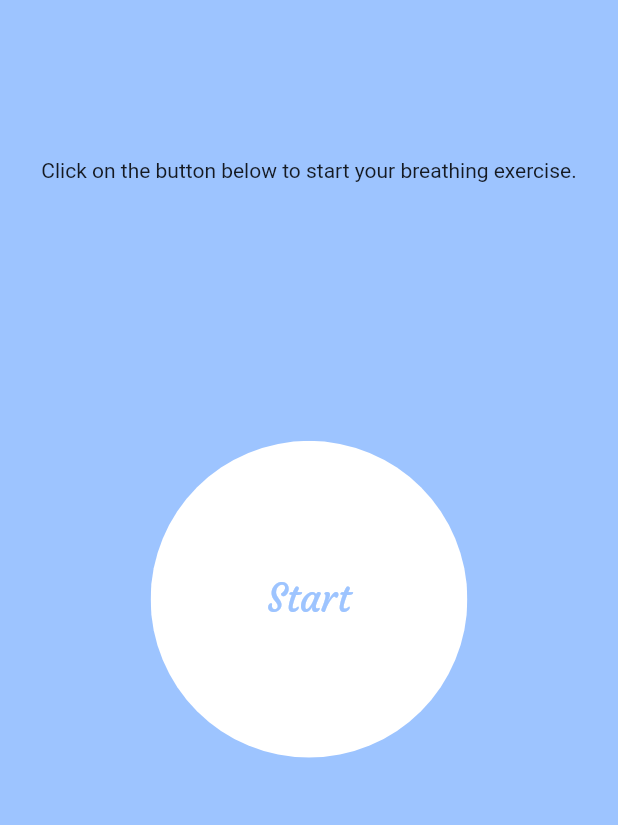
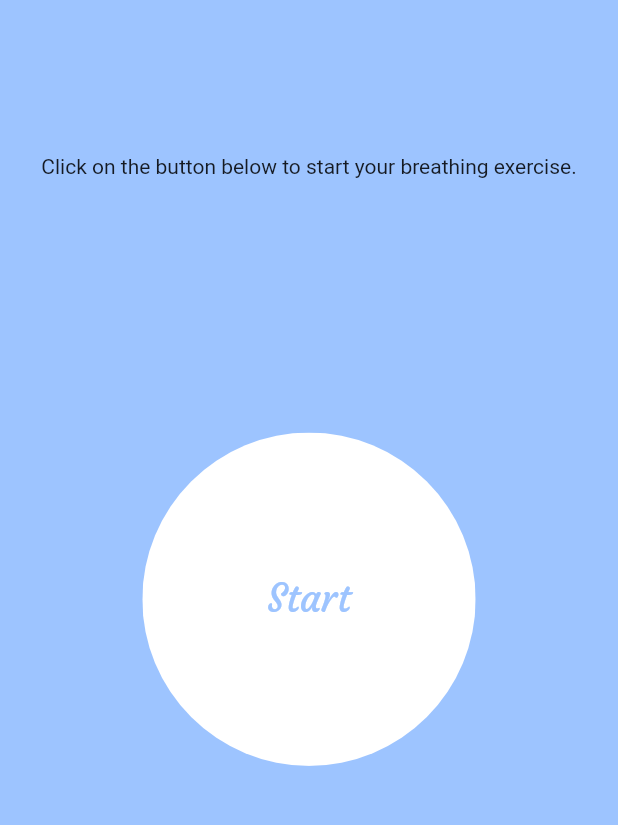
Before and after one commit to Cynnexis/tide, a Flutter app: the BreathingExercisePage screen opened by its route, after a tap on the "arrow back" icon, on a phone screen of 412 x 824 dp, the part 72-897 px from its top. Run offline on Flutter 3.47's test engine with Material 2 defaults, Android fonts, the phone set to English and light mode, and no system bars; our stand-ins replace args, flutter_settings_screens, shared_preferences, synchronized, universal_io, yaml; accounts and stored records are empty; generated files the repository leaves out were written again.

Commit message:
:sparkles: Enable fullscreen in mobile device
:lipstick: Better transition between pages.
* :bug: :whale: Fix Docker image to accept the configuration file.
* :green_heart: Remove useless env var in CI/CD workflow.
* :bulb: Replace shortcode emoji to actual emoji in documentation using [expand-emoji](https://github.com/Cynnexis/expand-emoji/).
* :bug: Fixed bug in Dockerfile with unbound shell variables.
* :lipstick: Better navigation on :iphone: mobile devices and :globe_with_meridians: web app.
* :bug: Fixed start button overflow: The size animation would sometimes be bigger than the available space. The fixed values have been replaced by computation that takes the available space as parameters.

```diff
--- a/lib/page/breathing_exercise_page.dart
+++ b/lib/page/breathing_exercise_page.dart
@@ -3,6 +3,7 @@ import 'dart:developer' as dev;
 
 import 'package:flutter/foundation.dart';
 import 'package:flutter/material.dart';
+import 'package:flutter/services.dart';
 import 'package:flutter_gen/gen_l10n/tide_localizations.dart';
 import 'package:logging/logging.dart';
 import 'package:quiver/async.dart';
@@ -10,19 +11,24 @@ import 'package:tide/theme.dart';
 import 'package:tide/widget/app_bar.dart';
 import 'package:tide/widget/breathing_bubble.dart';
 import 'package:tide/widget/timer_form.dart';
+import 'package:universal_io/io.dart' as io;
 
 /// Page that contains the breathing exercise.
 class BreathingExercisePage extends StatefulWidget {
   static const String routeName = "/breathing-exercise";
-  static const Duration transitionDuration = Duration(seconds: 2);
+  static const Duration transitionDuration = Duration(seconds: 1);
 
-  static Widget transitionsBuilder(BuildContext context,
-      Animation<double> anim1, Animation<double> anim2, Widget child) {
+  static Widget transitionsBuilder(
+    BuildContext context,
+    Animation<double> anim1,
+    Animation<double> anim2,
+    Widget child,
+  ) {
     return FadeTransition(
-      opacity: anim1.drive(Tween<double>(
+      opacity: Tween<double>(
         begin: 0.0,
         end: 1.0,
-      ).chain(CurveTween(curve: Curves.easeInOut))),
+      ).animate(anim1),
       child: child,
     );
   }
@@ -42,15 +48,60 @@ class _BreathingExercisePageState extends State<BreathingExercisePage> {
   /// If null, then to timer is set.
   StreamSubscription<CountdownTimer>? _streamTimerSubscription;
 
+  /// Check if the current platform can enter fullscreen mode.
+  static bool get _canEnterFullscreen =>
+      kDebugMode && (io.Platform.isAndroid || io.Platform.isIOS);
+
+  @override
+  void initState() {
+    super.initState();
+
+    // Enter fullscreen
+    if (_canEnterFullscreen) {
+      SystemChrome.setEnabledSystemUIMode(SystemUiMode.immersive);
+    }
+  }
+
+  @override
+  void dispose() {
+    // Exit fullscreen
+    if (_canEnterFullscreen) {
+      SystemChrome.restoreSystemUIOverlays();
+    }
+
+    super.dispose();
+  }
+
   @override
   Widget build(BuildContext context) {
-    return Scaffold(
-      appBar: TideAppBar(
+    return WillPopScope(
+      onWillPop: () async {
+        // Exit fullscreen
+        if (_canEnterFullscreen) {
+          await SystemChrome.restoreSystemUIOverlays();
+          await SystemChrome.setEnabledSystemUIMode(
+            SystemUiMode.manual,
+            overlays: SystemUiOverlay.values,
+          );
+        }
+
+        return true;
+      },
+      child: SafeArea(
+        child: Scaffold(
+          // Show app bar in web only
+          appBar: kIsWeb
+              ? TideAppBar(
                   context: context,
+                  showBackButton: true,
+                  showSettings: false,
                   backgroundColor: TideTheme.primaryColor,
-        showSettings: false,
-        showBackButton: true,
-      ),
+                  title: Container(),
+                  actions: <Widget>[
+                    _buildTimerButton(context),
+                  ],
+                )
+              : null,
           backgroundColor: TideTheme.primaryColor,
           body: Stack(
             alignment: AlignmentDirectional.center,
@@ -84,8 +135,8 @@ class _BreathingExercisePageState extends State<BreathingExercisePage> {
                               name: "StreamBuilder<CountdownTimer>",
                               zone: Zone.current,
                               error: snapshot.error,
-                          stackTrace:
-                              snapshot.error != null && snapshot.error is Error
+                              stackTrace: snapshot.error != null &&
+                                      snapshot.error is Error
                                   ? (snapshot.error! as Error).stackTrace
                                   : null,
                             );
@@ -102,29 +153,41 @@ class _BreathingExercisePageState extends State<BreathingExercisePage> {
                       },
                     );
                   }),
+                  if (!kIsWeb)
                     ButtonBar(
-                alignment: MainAxisAlignment.center,
+                      alignment: MainAxisAlignment.spaceAround,
                       children: <Widget>[
-                  AnimatedSwitcher(
+                        IconButton(
+                          icon: const Icon(Icons.arrow_back),
+                          onPressed: () {
+                            Navigator.of(context).pop<void>();
+                          },
+                        ),
+                        _buildTimerButton(context),
+                      ],
+                    ),
+                ],
+              ),
+            ],
+          ),
+        ),
+      ),
+    );
+  }
+
+  Widget _buildTimerButton(BuildContext context) {
+    return AnimatedSwitcher(
       duration: const Duration(seconds: 1),
       child: _countdownTimer == null
           ? IconButton(
               icon: const Icon(Icons.timer),
               onPressed: () => _showTimerDialog(context),
-                            tooltip: TideLocalizations.of(context)!
-                                .tapToActivateTimer,
+              tooltip: TideLocalizations.of(context)!.tapToActivateTimer,
             )
           : IconButton(
               icon: const Icon(Icons.stop),
               onPressed: clearCountdownTimer,
               tooltip: TideLocalizations.of(context)!.stopTimer,
-                          ),
-                  ),
-                ],
-              ),
-            ],
-          ),
-        ],
             ),
     );
   }
@@ -132,7 +195,7 @@ class _BreathingExercisePageState extends State<BreathingExercisePage> {
   Future<void> _showTimerDialog(BuildContext context) async {
     TimerFormController timerController = TimerFormController();
 
-    await showDialog<Duration>(
+    Duration? result = await showDialog<Duration>(
       context: context,
       builder: (BuildContext context) => AlertDialog(
         title: Text(TideLocalizations.of(context)!.setATimer),
@@ -156,7 +219,9 @@ class _BreathingExercisePageState extends State<BreathingExercisePage> {
       ),
     );
 
-    setCountdownTimer(timerController.duration);
+    if (result != null) {
+      setCountdownTimer(result);
+    }
   }
 
   /// Cancel [_countdownTimer] and set it to `null` so the garbage collector can
--- a/lib/page/home_page.dart
+++ b/lib/page/home_page.dart
@@ -1,4 +1,7 @@
+import 'dart:math';
+
 import 'package:flutter/material.dart';
+import 'package:flutter/services.dart';
 import 'package:flutter_gen/gen_l10n/tide_localizations.dart';
 import 'package:tide/page/breathing_exercise_page.dart';
 import 'package:tide/theme.dart';
@@ -14,22 +17,26 @@ class HomePage extends StatefulWidget {
 }
 
 class _HomePageState extends State<HomePage>
-    with WidgetsBindingObserver, SingleTickerProviderStateMixin {
-  /// Set minimum diameter of the starting button
-  static const double _minStartButtonDiameter = 200;
+    with WidgetsBindingObserver, TickerProviderStateMixin {
+  //region ATTRIBUTES
 
-  /// Set maximum diameter of the starting button
-  static const double _maxStartButtonDiameter = 230;
+  /// The animation controller for this page opacity
+  late AnimationController _pageOpacityAnimationController;
+
+  /// The animation for this page opacity
+  late Animation<double> _pageOpacityAnimation;
 
   /// Set animation duration
-  static const Duration _animationDuration =
+  static const Duration _startAnimationDuration =
       Duration(seconds: 2, milliseconds: 500);
 
   /// The animation controller for the start button
-  late AnimationController _animationController;
+  late AnimationController _startAnimationController;
 
   /// The animation for the start button
-  late Animation<double> _animation;
+  late Animation<double> _startAnimation;
+
+  //endregion
 
   @override
   void initState() {
@@ -37,28 +44,43 @@ class _HomePageState extends State<HomePage>
     WidgetsBinding.instance!.addObserver(this);
     didChangePlatformBrightness();
 
-    _animationController = AnimationController(
-      duration: _animationDuration,
+    _pageOpacityAnimationController = AnimationController(
+      duration: BreathingExercisePage.transitionDuration,
+      vsync: this,
+    );
+    _pageOpacityAnimation = Tween<double>(
+      begin: 1.0,
+      end: 0.0,
+    ).animate(CurvedAnimation(
+      parent: _pageOpacityAnimationController,
+      curve: Curves.ease,
+    ));
+    _pageOpacityAnimationController.addListener(_updateTitleOpacity);
+
+    _startAnimationController = AnimationController(
+      duration: _startAnimationDuration,
       vsync: this,
     );
 
-    _animation = Tween<double>(
-      begin: _minStartButtonDiameter,
-      end: _maxStartButtonDiameter,
+    _startAnimation = Tween<double>(
+      begin: 0.0,
+      end: 1.0,
     ).animate(CurvedAnimation(
-      parent: _animationController,
+      parent: _startAnimationController,
       curve: Curves.easeInOut,
     ));
-    _animationController.addListener(_updateCircleSize);
+    _startAnimationController.addListener(_updateCircleSize);
 
-    _animationController.repeat(reverse: true);
+    _startAnimationController.repeat(reverse: true);
   }
 
   @override
   void dispose() {
     WidgetsBinding.instance!.removeObserver(this);
-    _animationController.dispose();
-    _animationController.removeListener(_updateCircleSize);
+    _pageOpacityAnimationController.dispose();
+    _pageOpacityAnimationController.removeListener(_updateTitleOpacity);
+    _startAnimationController.dispose();
+    _startAnimationController.removeListener(_updateCircleSize);
     super.dispose();
   }
 
@@ -72,19 +94,26 @@ class _HomePageState extends State<HomePage>
   @override
   Widget build(BuildContext context) {
     return Scaffold(
-      appBar: TideAppBar(
+      appBar: PreferredSize(
+        preferredSize: const Size.fromHeight(kToolbarHeight),
+        child: FadeTransition(
+          opacity: _pageOpacityAnimation,
+          child: TideAppBar(
             context: context,
             backgroundColor: TideTheme.primaryColor,
           ),
+        ),
+      ),
       backgroundColor: TideTheme.primaryColor,
-      body: SafeArea(
+      body: FadeTransition(
+        opacity: _pageOpacityAnimation,
+        child: SafeArea(
           minimum: const EdgeInsets.all(16.0),
           child: Center(
             child: Column(
               mainAxisAlignment: MainAxisAlignment.spaceAround,
               crossAxisAlignment: CrossAxisAlignment.center,
               children: <Widget>[
-              // const Text("Click on the button below to start your breathing exercise. You can change the exercise settings by clicking on"),
                 Flexible(
                   child: Text(
                     TideLocalizations.of(context)!.homeDescription,
@@ -92,9 +121,41 @@ class _HomePageState extends State<HomePage>
                   ),
                 ),
                 Flexible(
-                child: SizedBox(
-                  width: _maxStartButtonDiameter,
-                  height: _maxStartButtonDiameter,
+                  child: LayoutBuilder(
+                    builder:
+                        (BuildContext context, BoxConstraints constraints) {
+                      // Compute button animation size
+
+                      // Get the smallest dimension of the available space
+                      final double smallestMaxDimension =
+                          min(constraints.maxWidth, constraints.maxHeight);
+                      // Compute the min and max diameter according to available space
+                      final double minDiameter = smallestMaxDimension * 0.85;
+                      final double maxDiameter = smallestMaxDimension * 1.0;
+                      assert(
+                        minDiameter < maxDiameter,
+                        'Expected minDiameter < maxDiameter, got '
+                        'minDiameter=$minDiameter, maxDiameter=$maxDiameter.',
+                      );
+                      // Current animation value, between 0 and 1
+                      final double time = _startAnimation.value;
+                      assert(
+                        0.0 <= time && time <= 1.0,
+                        'Expected time to be between 0.0 and 1.0, got $time.',
+                      );
+                      // Compute the current diameter of the button
+                      final double animatedDiameter =
+                          minDiameter + (maxDiameter - minDiameter) * time;
+                      assert(
+                        animatedDiameter <= smallestMaxDimension,
+                        'Expected the size of the button to be less or equal to '
+                        'the available space, but got button '
+                        'size=$animatedDiameter and available '
+                        'space=${smallestMaxDimension}px.',
+                      );
+
+                      return SizedBox.fromSize(
+                        size: constraints.biggest,
                         child: UnconstrainedBox(
                           child: ClipOval(
                             child: Material(
@@ -102,12 +163,12 @@ class _HomePageState extends State<HomePage>
                               child: InkWell(
                                 splashColor: Colors.white70, // Splash color
                                 onTap: pushBreathingExercisePage,
-                          child: SizedBox(
-                            width: _animation.value,
-                            height: _animation.value,
+                                child: SizedBox.square(
+                                  dimension: animatedDiameter,
                                   child: Center(
                                     child: Text(
-                                TideLocalizations.of(context)!.startButton,
+                                      TideLocalizations.of(context)!
+                                          .startButton,
                                       style: const TextStyle(
                                         color: TideTheme.primaryColor,
                                         fontFamily: TideTheme.homeFontFamily,
@@ -120,6 +181,8 @@ class _HomePageState extends State<HomePage>
                             ),
                           ),
                         ),
+                      );
+                    },
                   ),
                 ),
                 // Balance the layout with an empty widget
@@ -133,6 +196,7 @@ class _HomePageState extends State<HomePage>
             ),
           ),
         ),
+      ),
     );
   }
 
@@ -141,7 +205,22 @@ class _HomePageState extends State<HomePage>
   /// Do **NOT** use this method to refresh the widget tree.
   void _updateCircleSize() => setState(() {});
 
+  /// Update the opacity of the title according to the animation value.
+  ///
+  /// Do **NOT** use this method to refresh the widget tree.
+  void _updateTitleOpacity() => setState(() {});
+
   Future<void> pushBreathingExercisePage() async {
+    // Start title opacity animation
+    await _pageOpacityAnimationController.forward().orCancel;
+
     await Navigator.pushNamed<void>(context, BreathingExercisePage.routeName);
+    await SystemChrome.restoreSystemUIOverlays();
+    await SystemChrome.setEnabledSystemUIMode(
+      SystemUiMode.manual,
+      overlays: SystemUiOverlay.values,
+    );
+
+    await _pageOpacityAnimationController.reverse().orCancel;
   }
 }
--- a/lib/utility/about_app_dialog.dart
+++ b/lib/utility/about_app_dialog.dart
@@ -12,7 +12,7 @@ import 'package:tide/utility/config_file.dart';
 import 'package:tide/widget/error_tile.dart';
 import 'package:url_launcher/url_launcher.dart' as url;
 
-/// Defaut icon size
+/// Default icon size
 const double _iconSize = 32;
 
 /// Style for URLs.
--- a/lib/widget/app_bar.dart
+++ b/lib/widget/app_bar.dart
@@ -15,6 +15,7 @@ class TideAppBar extends AppBar {
     Widget? leading,
     bool automaticallyImplyLeading = true,
     Widget? title,
+    double titleOpacity = 1.0,
     List<Widget>? actions,
     Widget? flexibleSpace,
     PreferredSizeWidget? bottom,
@@ -49,12 +50,15 @@ class TideAppBar extends AppBar {
               ),
           automaticallyImplyLeading: automaticallyImplyLeading,
           title: title ??
-              Text(
-                TideLocalizations.of(context)!.appName,
-                style: const TextStyle(
-                  fontFamily: TideTheme.homeFontFamily,
-                  fontSize: 26,
-                  color: Colors.white,
+              Opacity(
+                opacity: titleOpacity,
+                child: Text(
+                  TideLocalizations.of(context)!.appName,
+                  style: const TextStyle(
+                    fontFamily: TideTheme.homeFontFamily,
+                    fontSize: 26,
+                    color: Colors.white,
+                  ),
                 ),
               ),
           actions: actions ??
--- a/pubspec.yaml
+++ b/pubspec.yaml
@@ -27,6 +27,7 @@ dependencies:
   shared_preferences: ^2.0.6
   synchronized: ^3.0.0
   tuple: ^2.0.0
+  universal_io: ^2.0.4
   url_launcher: ^6.0.9
   yaml: ^3.1.0
 
```
Also changed, not shown: pubspec.lock, 8 other files. Lines whose indentation alone changed are shown as unchanged.
